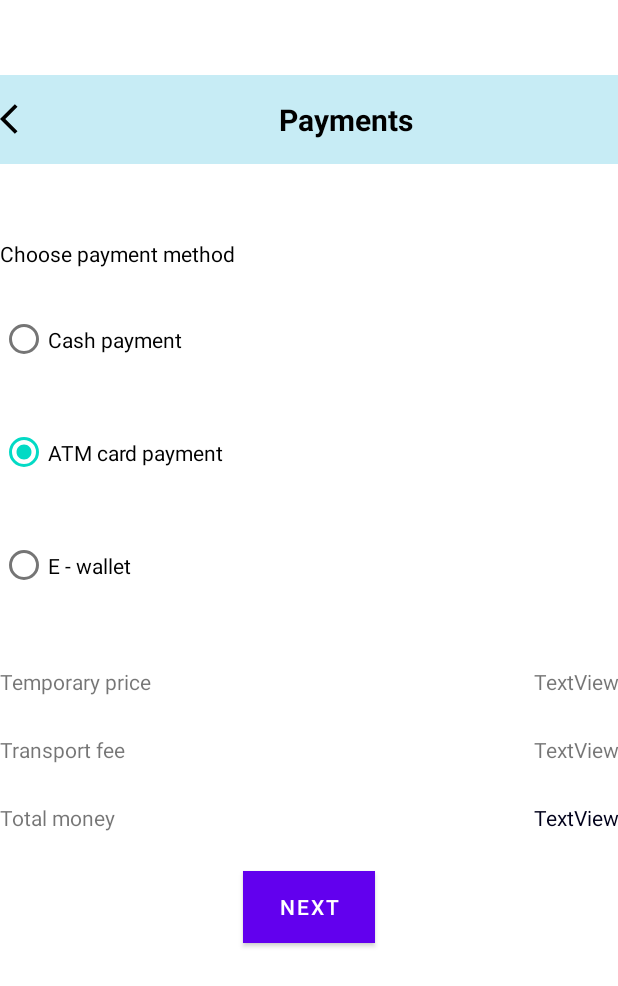
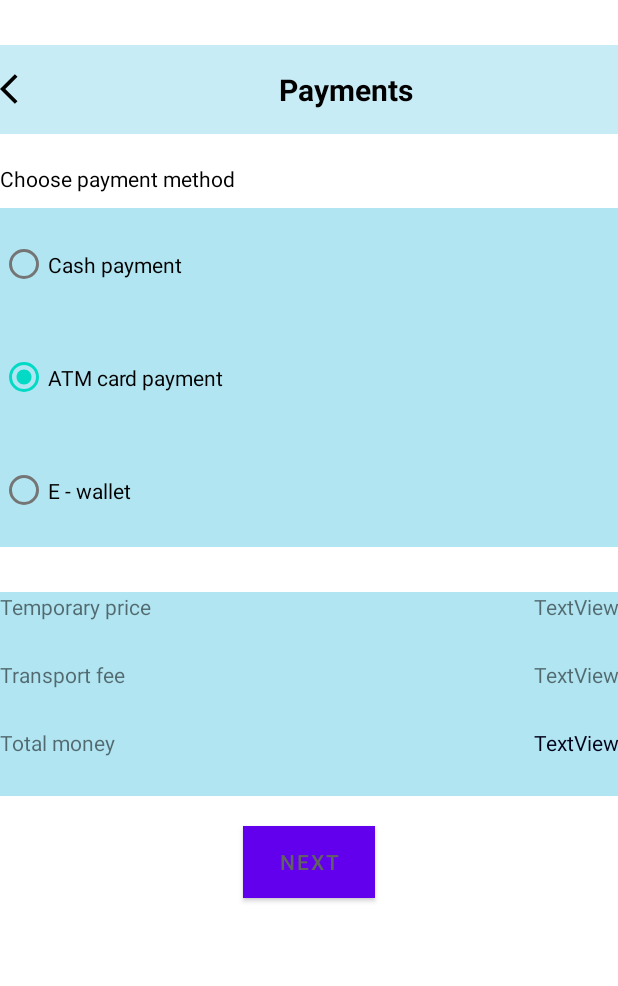
Before and after one commit to ttruongg/MoblieApp, an Android app: the PaymentActivity screen opened directly, with no data from a screen before it, on a phone screen of 412 x 824 dp. Shown: the top 986 px of the screen. Run offline under Robolectric (Android 15) with nearby library versions, the phone set to English and light mode, and no system bars.

Commit message:
add payment layout .3

```diff
--- a/app/src/main/res/layout/activity_payment.xml
+++ b/app/src/main/res/layout/activity_payment.xml
@@ -10,15 +10,13 @@
     <LinearLayout
         android:layout_width="match_parent"
         android:layout_height="match_parent"
-        android:orientation="vertical"
-        tools:layout_editor_absoluteX="0dp"
-        tools:layout_editor_absoluteY="-129dp">
+        android:orientation="vertical">
 
         <TextView
             android:id="@+id/Payment"
             android:layout_width="match_parent"
             android:layout_height="59dp"
-            android:layout_marginTop="50dp"
+            android:layout_marginTop="30dp"
             android:background="@color/light_blue"
             android:drawableStart="@drawable/baseline_arrow_back_ios_24"
             android:text="Payments"
@@ -30,14 +28,15 @@
         <TextView
             android:layout_width="match_parent"
             android:layout_height="wrap_content"
-            android:layout_marginTop="50dp"
+            android:layout_marginTop="20dp"
             android:text="Choose payment method"
             android:textColor="@color/black"/>
 
         <RadioGroup
             android:layout_width="match_parent"
             android:layout_height="wrap_content"
-            android:layout_marginTop="10dp">
+            android:layout_marginTop="10dp"
+            android:background="@color/light_blue1">
 
             <RadioButton
                 android:id="@+id/radio_Cash"
@@ -63,7 +62,8 @@
             android:layout_width="match_parent"
             android:layout_height="wrap_content"
             android:orientation="horizontal"
-            android:layout_marginTop="30dp">
+            android:layout_marginTop="30dp"
+            android:background="@color/light_blue1">
 
             <TextView
                 android:id="@+id/textView4"
@@ -83,7 +83,8 @@
         <LinearLayout
             android:layout_width="match_parent"
             android:layout_height="wrap_content"
-            android:orientation="horizontal">
+            android:orientation="horizontal"
+            android:background="@color/light_blue1">
 
             <TextView
                 android:id="@+id/textView6"
@@ -103,7 +104,8 @@
         <LinearLayout
             android:layout_width="match_parent"
             android:layout_height="wrap_content"
-            android:orientation="horizontal">
+            android:orientation="horizontal"
+            android:background="@color/light_blue1">
 
             <TextView
                 android:id="@+id/textView8"
@@ -126,10 +128,12 @@
             android:id="@+id/button"
             android:layout_width="wrap_content"
             android:layout_height="wrap_content"
+            android:layout_gravity="center"
+            android:layout_marginTop="20dp"
+            android:background="@color/light_blue"
+            android:gravity="center"
             android:text="Next"
-            android:gravity="center"
-            android:layout_gravity="center"
-            android:background="@drawable/button"/>
+            android:textColor="#616161" />
 
 
     </LinearLayout>
--- a/app/src/main/res/values/colors.xml
+++ b/app/src/main/res/values/colors.xml
@@ -9,6 +9,9 @@
     <color name="white">#FFFFFFFF</color>
 
     <color name="light_blue">#C7ECF5</color>
+    <color name="light_blue1">#B1E5F1</color>
     <color name="dark_blue">#00001A</color>
     <color name="second_blue">#54A1D7</color>
+    <color name="sky_blue1">#87CEFF</color>
+    <color name="light_sky_blue">#87CEFA</color>
 </resources>
```
